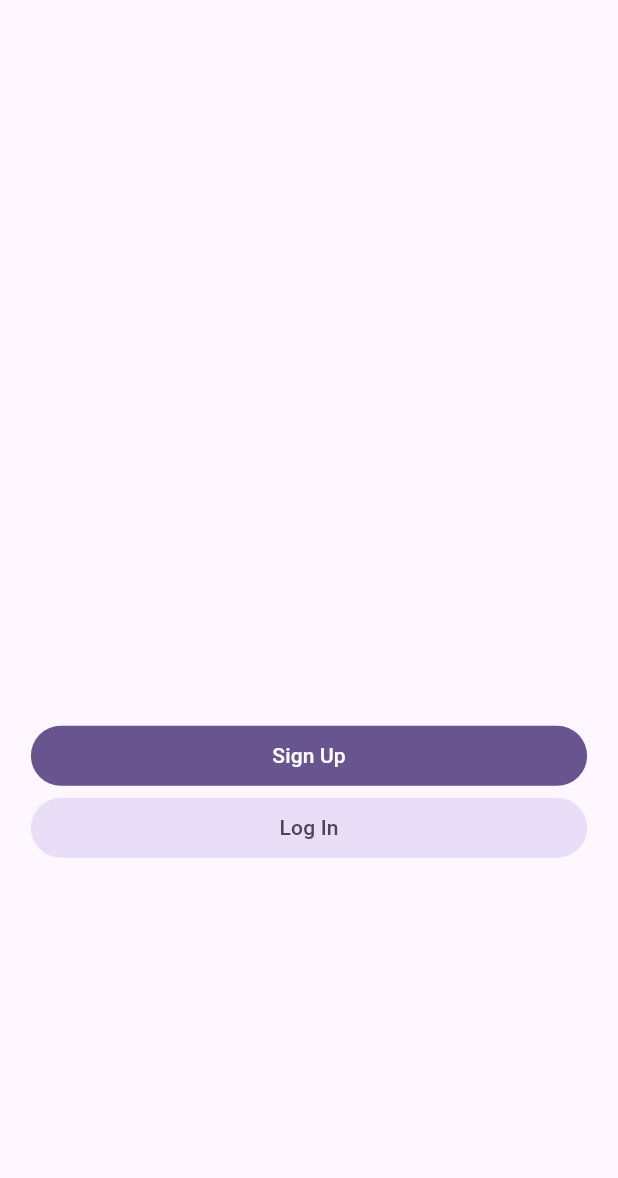
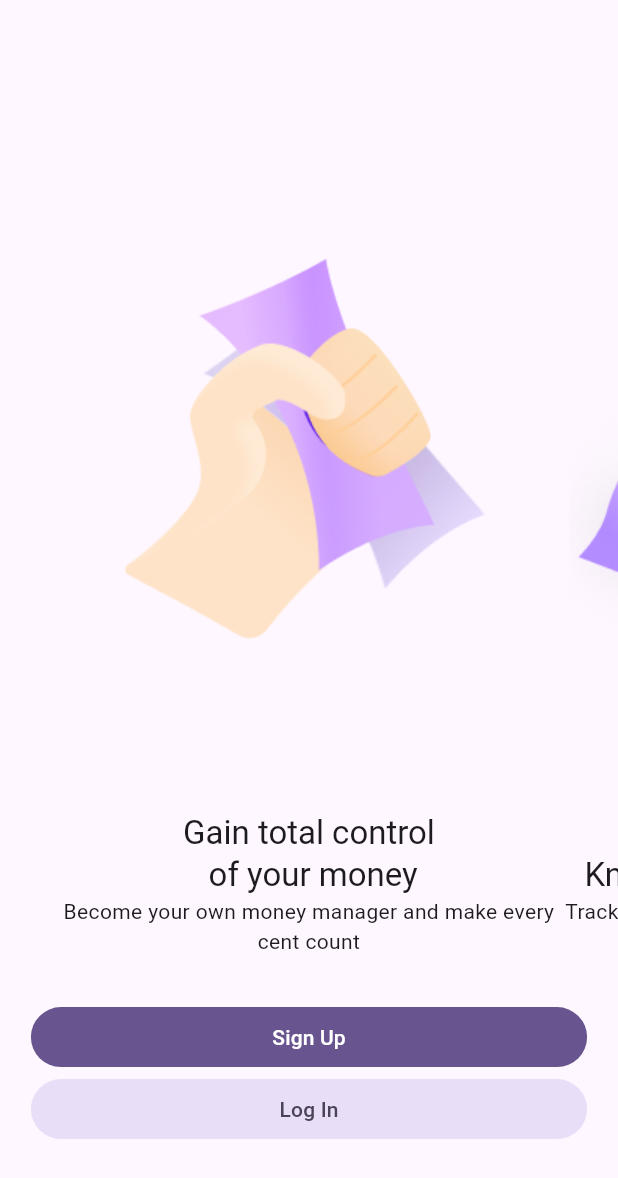
Before and after one commit to AliGIran/expanse_tracker_app, a Flutter app: the screen it shows after launch, on a phone screen of 412 x 824 dp. Shown: the top 1178 px of the screen. Run offline on Flutter 3.47's test engine with Material 3 defaults, Android fonts, the phone set to English and light mode, and no system bars; drawn by our look-alikes of carousel_slider; our stand-ins replace gap.

Commit message:
Login page mock up with no clean code

```diff
--- a/lib/login/presentation/pages/login_home_page.dart
+++ b/lib/login/presentation/pages/login_home_page.dart
@@ -1,5 +1,6 @@
 import 'package:carousel_slider/carousel_slider.dart';
 import 'package:flutter/material.dart';
+import 'package:gap/gap.dart';
 
 class LoginHomePage extends StatelessWidget {
   const LoginHomePage({super.key});
@@ -11,34 +12,90 @@ class LoginHomePage extends StatelessWidget {
         child: Column(
           mainAxisAlignment: MainAxisAlignment.center,
           children: [
-            Container(
-              child: CarouselSlider(
-                items: [],
-                options: CarouselOptions(
-                autoPlay: true,
-                  autoPlayAnimationDuration: const Duration(seconds: 3),
-
-              ),
-
+            CarouselSlider(
+              items: const [Gain(), Know(), Plan()],
+              options: CarouselOptions(
+                height: MediaQuery.of(context).size.height * .7,
+                autoPlayAnimationDuration: const Duration(seconds: 3),
+                enableInfiniteScroll: false,
               ),
             ),
-
-
+            const Gap(30),
             SizedBox(
               width: MediaQuery.of(context).size.width * .9,
               child:
-                  FilledButton(
-                      onPressed: () {},
-                      child: const Text("Sign Up")),
+                  FilledButton(onPressed: () {}, child: const Text("Sign Up")),
             ),
             SizedBox(
                 width: MediaQuery.of(context).size.width * .9,
                 child: FilledButton.tonal(
-                    onPressed: () {},
-                    child: const Text("Log In"))),
+                    onPressed: () {}, child: const Text("Log In"))),
           ],
         ),
       ),
     );
   }
 }
+
+class Gain extends StatelessWidget {
+  const Gain({super.key});
+
+  @override
+  Widget build(BuildContext context) {
+    return Column(
+      children: <Widget>[
+        Expanded(
+            child:
+                Image.asset("assets/images/GainTotalControlOfYourMoney.png")),
+        Text("Gain total control \n of your money",
+            textAlign: TextAlign.center,
+            style: Theme.of(context).textTheme.titleLarge),
+        const Text(
+          "Become your own money manager and make every cent count",
+          textAlign: TextAlign.center,
+        )
+      ],
+    );
+  }
+}
+
+class Know extends StatelessWidget {
+  const Know({super.key});
+
+  @override
+  Widget build(BuildContext context) {
+    return Column(
+      children: <Widget>[
+        Expanded(
+            child: Image.asset("assets/images/KnowWhereYourMoneyGoes.png")),
+        Text("Know where your money goes",
+            textAlign: TextAlign.center,
+            style: Theme.of(context).textTheme.titleLarge),
+        const Text(
+          "Track your transaction easily, with categories and financial report",
+          textAlign: TextAlign.center,
+        )
+      ],
+    );
+  }
+}
+
+class Plan extends StatelessWidget {
+  const Plan({super.key});
+
+  @override
+  Widget build(BuildContext context) {
+    return Column(
+      children: <Widget>[
+        Expanded(child: Image.asset("assets/images/PlanningAhead.png")),
+        Text("Planning ahead",
+            textAlign: TextAlign.center,
+            style: Theme.of(context).textTheme.titleLarge),
+        const Text(
+          "Setup your budget for each category so you in control",
+          textAlign: TextAlign.center,
+        )
+      ],
+    );
+  }
+}
--- a/lib/login/presentation/widgets/login_home_page_widgets.dart
+++ /dev/null
@@ -1 +0,0 @@
-import 'package:flutter/material.dart';
```
